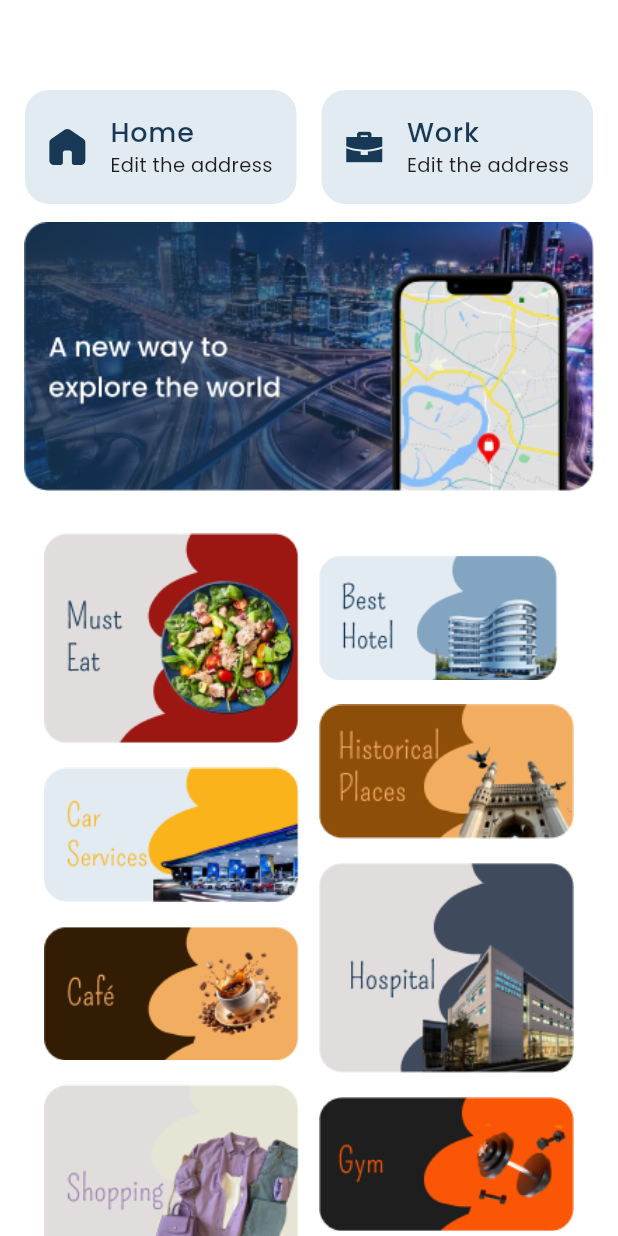
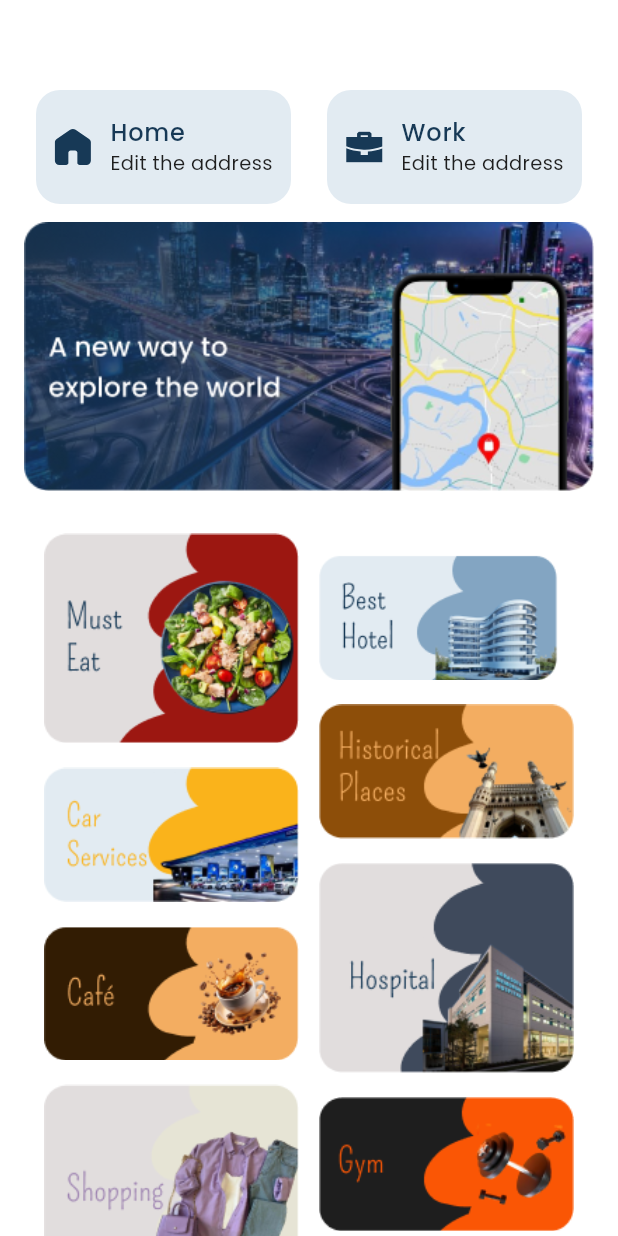
Before and after one commit to AlaaSharshera/Pathly, a Flutter app: the ServicesView screen opened directly, on a phone screen of 412 x 824 dp. Run offline on Flutter 3.47's test engine with Material 3 defaults, Android fonts, the phone set to English and light mode, and no system bars; our stand-ins replace device_preview, dio, firebase_core, flutter_bloc, flutter_screenutil, flutter_svg and 2 more; missing offline and left inert: flutter_stripe; accounts and stored records are empty.

Commit message:
some edits

```diff
--- a/lib/widgets/bottom_nav_views_widgets/custom_contribute_service_coulmn.dart
+++ b/lib/widgets/bottom_nav_views_widgets/custom_contribute_service_coulmn.dart
@@ -18,7 +18,7 @@ class CustomContributeServiceCoulmn extends StatelessWidget {
         SvgPicture.asset(contributeModel.image),
         Text(
           contributeModel.text,
-          style: GoogleFonts.poppins(color: kPrimaryColor, fontSize: 13),
+          style: GoogleFonts.poppins(color: kPrimaryColor, fontSize: 11),
         ),
       ],
     );
--- a/lib/widgets/bottom_nav_views_widgets/custom_editprofile_button.dart
+++ b/lib/widgets/bottom_nav_views_widgets/custom_editprofile_button.dart
@@ -10,6 +10,7 @@ class CustomEditprofileButton extends StatelessWidget {
     return ElevatedButton(
       onPressed: onPressed,
       style: ButtonStyle(
+        elevation: WidgetStatePropertyAll(0),
         backgroundColor: WidgetStatePropertyAll(Color(0xffE2EBF2)),
       ),
       child: Row(
@@ -19,7 +20,7 @@ class CustomEditprofileButton extends StatelessWidget {
           SizedBox(width: 8),
           Text(
             "Edit profile",
-            style: GoogleFonts.poppins(fontSize: 16, color: Colors.black),
+            style: GoogleFonts.poppins(fontSize: 14, color: Colors.black),
           ),
         ],
       ),
--- a/lib/widgets/bottom_nav_views_widgets/custom_profile_listview.dart
+++ b/lib/widgets/bottom_nav_views_widgets/custom_profile_listview.dart
@@ -75,7 +75,7 @@ class CustomProfileList extends StatelessWidget {
               Positioned(
                 bottom: 12,
                 right: 20,
-                child: Image.asset("images/profile-container-image.png"),
+                child: Image.asset("assets/images/profile-container-image.png"),
               ),
               Positioned(
                 right: 20,
--- a/lib/widgets/bottom_nav_views_widgets/custom_services_container.dart
+++ b/lib/widgets/bottom_nav_views_widgets/custom_services_container.dart
@@ -16,7 +16,7 @@ class CustomServicesContainer extends StatelessWidget {
   Widget build(BuildContext context) {
     return Container(
       height: 76,
-      width: 181,
+      width: 170,
       decoration: BoxDecoration(
         color: Color(0xffE2EBF2),
         borderRadius: BorderRadius.circular(16),
@@ -29,7 +29,7 @@ class CustomServicesContainer extends StatelessWidget {
             mainAxisAlignment: MainAxisAlignment.center,
             crossAxisAlignment: CrossAxisAlignment.start,
             children: [
-              Text(placeName, style: Styles.stylePrimaryColorbold18),
+              Text(placeName, style: Styles.stylePrimaryColorbold16),
               Text(
                 "Edit the address",
                 style: GoogleFonts.poppins(
```
Also changed, not shown: lib/widgets/bottom_nav_views_widgets/custom_earnbadge_container.dart (+6 -6 lines).
